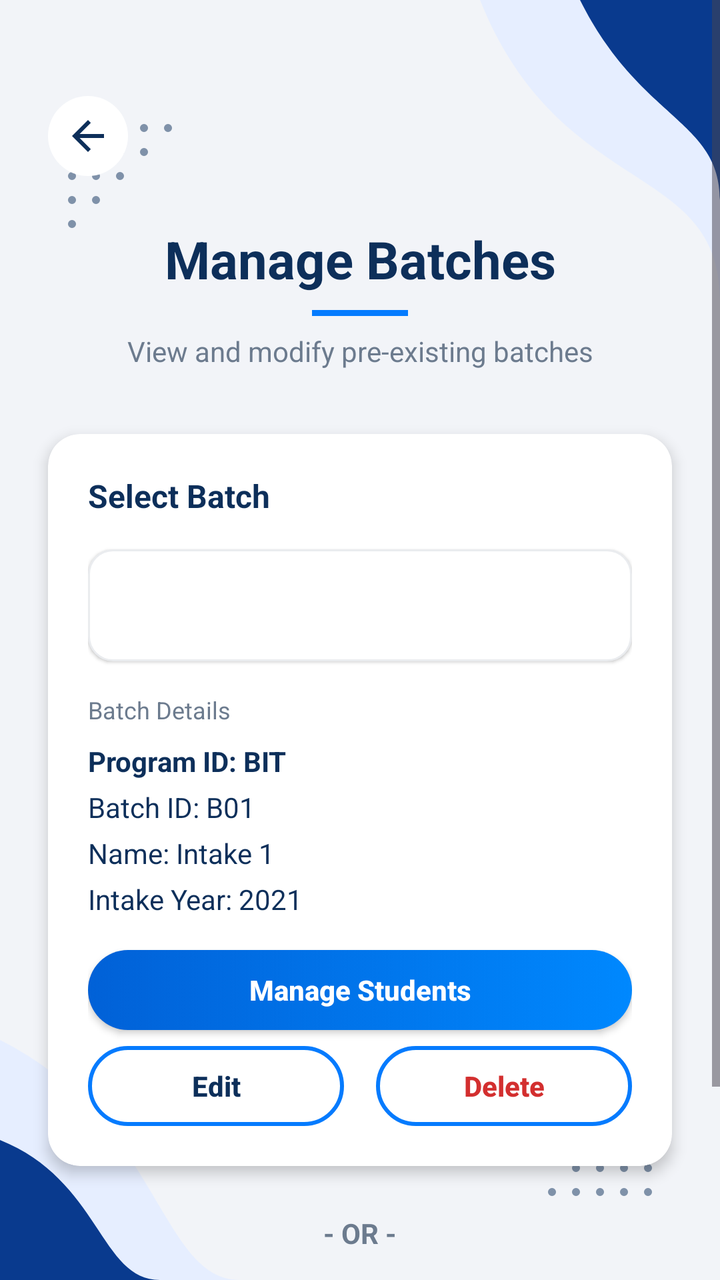
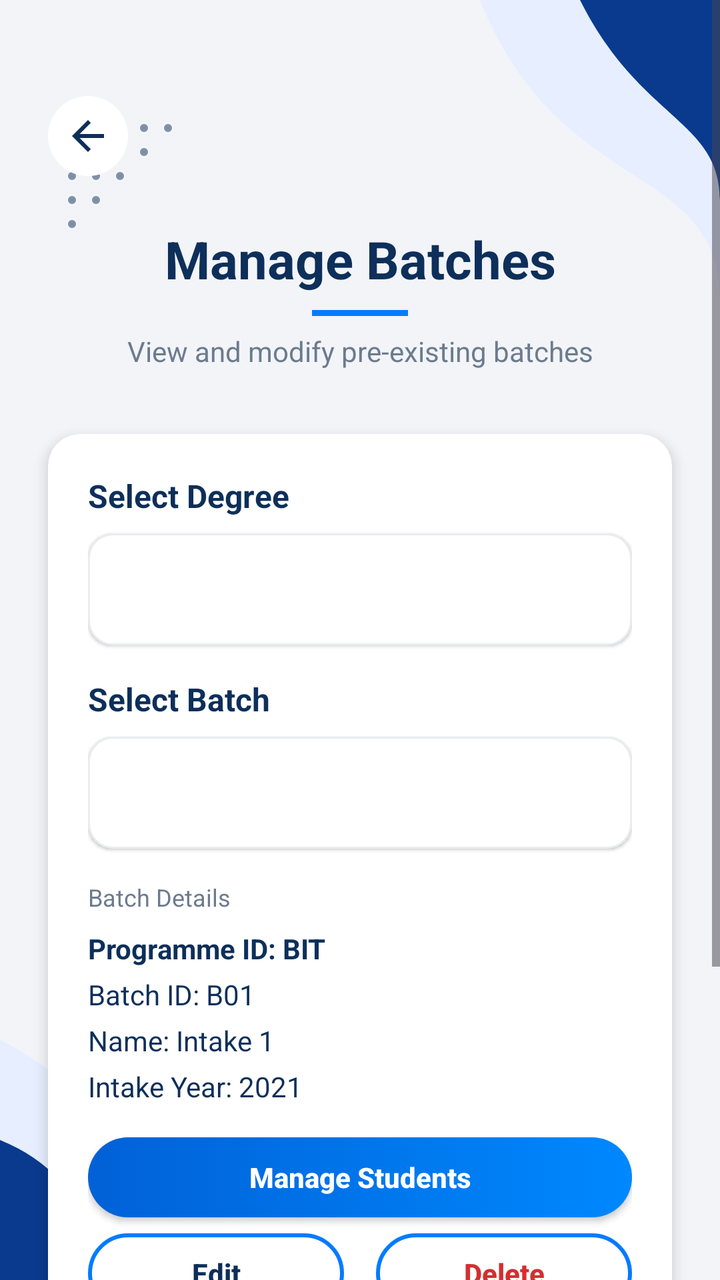

The first picture is an Android layout as it rendered before a commit; the second is the same layout after the commit. The layout source and the unified diff follow.
<!-- AndroidManifest.xml: application theme Theme.FinalYearProjectNew -->
<!-- res/layout/activity_manage_batches.xml -->
<?xml version="1.0" encoding="utf-8"?>
<androidx.constraintlayout.widget.ConstraintLayout xmlns:android="http://schemas.android.com/apk/res/android"
    xmlns:app="http://schemas.android.com/apk/res-auto"
    xmlns:tools="http://schemas.android.com/tools"
    android:layout_width="match_parent"
    android:layout_height="match_parent"
    android:background="@color/appBackground"
    tools:context=".ManageBatchesActivity">

    
    <ImageView
        android:layout_width="200dp"
        android:layout_height="200dp"
        android:src="@drawable/top_right"
        app:layout_constraintTop_toTopOf="parent"
        app:layout_constraintEnd_toEndOf="parent" />

    <ImageView
        android:layout_width="wrap_content"
        android:layout_height="wrap_content"
        android:src="@drawable/scond_dot_patterns"
        android:alpha="0.5"
        android:rotation="180"
        android:layout_marginStart="24dp"
        android:layout_marginTop="60dp"
        app:layout_constraintTop_toTopOf="parent"
        app:layout_constraintStart_toStartOf="parent" />

    <ImageView
        android:layout_width="180dp"
        android:layout_height="180dp"
        android:src="@drawable/bottom_left"
        app:layout_constraintBottom_toBottomOf="parent"
        app:layout_constraintStart_toStartOf="parent" />

    <ImageView
        android:layout_width="wrap_content"
        android:layout_height="wrap_content"
        android:src="@drawable/scond_dot_patterns"
        android:alpha="0.5"
        android:layout_marginEnd="24dp"
        android:layout_marginBottom="40dp"
        app:layout_constraintBottom_toBottomOf="parent"
        app:layout_constraintEnd_toEndOf="parent" />

    <ScrollView
        android:layout_width="match_parent"
        android:layout_height="match_parent"
        android:fillViewport="true">

        <androidx.constraintlayout.widget.ConstraintLayout
            android:layout_width="match_parent"
            android:layout_height="wrap_content"
            android:paddingBottom="48dp">

            
            <ImageView
                android:id="@+id/ivBack"
                android:layout_width="40dp"
                android:layout_height="40dp"
                android:layout_marginStart="24dp"
                android:layout_marginTop="48dp"
                android:background="@drawable/bg_circle_white"
                android:padding="8dp"
                android:src="@drawable/ic_arrow_back"
                app:tint="@color/colorPrimary"
                app:layout_constraintStart_toStartOf="parent"
                app:layout_constraintTop_toTopOf="parent" />

            <TextView
                android:id="@+id/tvScreenTitle"
                android:layout_width="wrap_content"
                android:layout_height="wrap_content"
                android:layout_marginTop="24dp"
                android:text="Manage Batches"
                android:textColor="@color/textColorPrimary"
                android:textSize="26sp"
                android:textStyle="bold"
                app:layout_constraintStart_toStartOf="parent"
                app:layout_constraintEnd_toEndOf="parent"
                app:layout_constraintTop_toBottomOf="@id/ivBack" />

            <View
                android:id="@+id/blueLine"
                android:layout_width="48dp"
                android:layout_height="3dp"
                android:layout_marginTop="8dp"
                android:background="@color/colorAccent"
                app:layout_constraintStart_toStartOf="parent"
                app:layout_constraintEnd_toEndOf="parent"
                app:layout_constraintTop_toBottomOf="@id/tvScreenTitle" />

            <TextView
                android:id="@+id/tvScreenSubtitle"
                android:layout_width="wrap_content"
                android:layout_height="wrap_content"
                android:layout_marginTop="8dp"
                android:text="View and modify pre-existing batches"
                android:textColor="@color/textColorSecondary"
                android:textSize="14sp"
                app:layout_constraintStart_toStartOf="parent"
                app:layout_constraintEnd_toEndOf="parent"
                app:layout_constraintTop_toBottomOf="@id/blueLine" />

            
            <androidx.cardview.widget.CardView
                android:id="@+id/cardSelectBatch"
                android:layout_width="match_parent"
                android:layout_height="wrap_content"
                android:layout_marginHorizontal="24dp"
                android:layout_marginTop="32dp"
                app:cardBackgroundColor="@color/inputBackground"
                app:cardCornerRadius="16dp"
                app:cardElevation="4dp"
                app:layout_constraintTop_toBottomOf="@id/tvScreenSubtitle"
                app:layout_constraintStart_toStartOf="parent"
                app:layout_constraintEnd_toEndOf="parent">

                <LinearLayout
                    android:layout_width="match_parent"
                    android:layout_height="wrap_content"
                    android:orientation="vertical"
                    android:padding="20dp">

                    <TextView
                        android:layout_width="wrap_content"
                        android:layout_height="wrap_content"
                        android:text="Select Batch"
                        android:textColor="@color/textColorPrimary"
                        android:textSize="16sp"
                        android:textStyle="bold" />

                    <LinearLayout
                        android:layout_width="match_parent"
                        android:layout_height="wrap_content"
                        android:layout_marginTop="16dp"
                        android:background="@drawable/bg_rounded_input"
                        android:paddingHorizontal="12dp"
                        android:paddingVertical="4dp"
                        android:elevation="1dp">
                        
                        <Spinner
                            android:id="@+id/spinnerBatches"
                            android:layout_width="match_parent"
                            android:layout_height="48dp"
                            android:background="@null"
                            android:spinnerMode="dropdown" />
                    </LinearLayout>

                    
                    <LinearLayout
                        android:id="@+id/llBatchDetails"
                        android:layout_width="match_parent"
                        android:layout_height="wrap_content"
                        android:layout_marginTop="16dp"
                        android:orientation="vertical"
                        android:visibility="visible">

                        <TextView
                            android:layout_width="wrap_content"
                            android:layout_height="wrap_content"
                            android:text="Batch Details"
                            android:textColor="@color/textColorSecondary"
                            android:textSize="12sp" />

                        <TextView
                            android:id="@+id/tvSelectedProgramId"
                            android:layout_width="match_parent"
                            android:layout_height="wrap_content"
                            android:layout_marginTop="8dp"
                            android:text="Program ID: BIT"
                            android:textColor="@color/textColorPrimary"
                            android:textSize="14sp"
                            android:textStyle="bold" />

                        <TextView
                            android:id="@+id/tvSelectedBatchId"
                            android:layout_width="match_parent"
                            android:layout_height="wrap_content"
                            android:layout_marginTop="4dp"
                            android:text="Batch ID: B01"
                            android:textColor="@color/textColorPrimary"
                            android:textSize="14sp" />
                            
                        <TextView
                            android:id="@+id/tvSelectedBatchName"
                            android:layout_width="match_parent"
                            android:layout_height="wrap_content"
                            android:layout_marginTop="4dp"
                            android:text="Name: Intake 1"
                            android:textColor="@color/textColorPrimary"
                            android:textSize="14sp" />
                            
                        <TextView
                            android:id="@+id/tvSelectedIntakeYear"
                            android:layout_width="match_parent"
                            android:layout_height="wrap_content"
                            android:layout_marginTop="4dp"
                            android:text="Intake Year: 2021"
                            android:textColor="@color/textColorPrimary"
                            android:textSize="14sp" />
                            
                        <androidx.appcompat.widget.AppCompatButton
                            android:id="@+id/btnManageStudents"
                            android:layout_width="match_parent"
                            android:layout_height="40dp"
                            android:layout_marginTop="16dp"
                            android:background="@drawable/bg_gradient_button"
                            android:text="Manage Students"
                            android:textAllCaps="false"
                            android:textColor="@android:color/white"
                            android:textSize="14sp"
                            android:textStyle="bold" />

                        <LinearLayout
                            android:layout_width="match_parent"
                            android:layout_height="wrap_content"
                            android:layout_marginTop="8dp"
                            android:orientation="horizontal">

                            <androidx.appcompat.widget.AppCompatButton
                                android:id="@+id/btnEditBatch"
                                android:layout_width="0dp"
                                android:layout_height="40dp"
                                android:layout_marginEnd="8dp"
                                android:layout_weight="1"
                                android:background="@drawable/bg_outline_button"
                                android:text="Edit"
                                android:textAllCaps="false"
                                android:textColor="@color/colorPrimary"
                                android:textSize="14sp"
                                android:textStyle="bold" />

                            <androidx.appcompat.widget.AppCompatButton
                                android:id="@+id/btnDeleteBatch"
                                android:layout_width="0dp"
                                android:layout_height="40dp"
                                android:layout_marginStart="8dp"
                                android:layout_weight="1"
                                android:background="@drawable/bg_outline_button"
                                android:text="Delete"
                                android:textAllCaps="false"
                                android:textColor="#D32F2F"
                                android:textSize="14sp"
                                android:textStyle="bold" />
                        </LinearLayout>
                    </LinearLayout>

                </LinearLayout>
            </androidx.cardview.widget.CardView>

            
            <TextView
                android:id="@+id/tvOrSeparator"
                android:layout_width="wrap_content"
                android:layout_height="wrap_content"
                android:layout_marginTop="24dp"
                android:text="- OR -"
                android:textColor="@color/textColorSecondary"
                android:textSize="14sp"
                android:textStyle="bold"
                app:layout_constraintEnd_toEndOf="parent"
                app:layout_constraintStart_toStartOf="parent"
                app:layout_constraintTop_toBottomOf="@id/cardSelectBatch" />

            
            <androidx.appcompat.widget.AppCompatButton
                android:id="@+id/btnToggleAddBatch"
                android:layout_width="match_parent"
                android:layout_height="56dp"
                android:layout_marginHorizontal="24dp"
                android:layout_marginTop="24dp"
                android:background="@drawable/bg_outline_button"
                android:text="+ Add New Batch"
                android:textAllCaps="false"
                android:textColor="@color/colorPrimary"
                android:textSize="16sp"
                android:textStyle="bold"
                app:layout_constraintEnd_toEndOf="parent"
                app:layout_constraintStart_toStartOf="parent"
                app:layout_constraintTop_toBottomOf="@id/tvOrSeparator" />

            
            <androidx.cardview.widget.CardView
                android:id="@+id/cardAddBatchForm"
                android:layout_width="match_parent"
                android:layout_height="wrap_content"
                android:layout_marginHorizontal="24dp"
                android:layout_marginTop="16dp"
                app:cardBackgroundColor="@color/inputBackground"
                app:cardCornerRadius="16dp"
                app:cardElevation="4dp"
                android:visibility="gone"
                app:layout_constraintTop_toBottomOf="@id/btnToggleAddBatch"
                app:layout_constraintStart_toStartOf="parent"
                app:layout_constraintEnd_toEndOf="parent">

                <LinearLayout
                    android:layout_width="match_parent"
                    android:layout_height="wrap_content"
                    android:orientation="vertical"
                    android:padding="20dp">

                    <TextView
                        android:id="@+id/tvFormTitle"
                        android:layout_width="wrap_content"
                        android:layout_height="wrap_content"
                        android:text="New Batch Details"
                        android:textColor="@color/textColorPrimary"
                        android:textSize="16sp"
                        android:textStyle="bold" />

                    
                    <LinearLayout
                        android:layout_width="match_parent"
                        android:layout_height="wrap_content"
                        android:layout_marginTop="16dp"
                        android:background="@drawable/bg_rounded_input"
                        android:elevation="1dp"
                        android:gravity="center_vertical"
                        android:orientation="horizontal"
                        android:paddingHorizontal="16dp"
                        android:paddingVertical="12dp">
                        <ImageView
                            android:layout_width="24dp"
                            android:layout_height="24dp"
                            android:src="@drawable/ic_degree"
                            app:tint="@color/textColorSecondary" />
                        <LinearLayout
                            android:layout_width="match_parent"
                            android:layout_height="wrap_content"
                            android:layout_marginStart="16dp"
                            android:orientation="vertical">
                            <TextView
                                android:layout_width="wrap_content"
                                android:layout_height="wrap_content"
                                android:text="Program ID"
                                android:textColor="@color/textColorSecondary"
                                android:textSize="12sp" />
                            <EditText
                                android:id="@+id/etProgramId"
                                android:layout_width="match_parent"
                                android:layout_height="wrap_content"
                                android:background="@null"
                                android:hint="e.g. BIT"
                                android:inputType="textCapCharacters"
                                android:paddingTop="2dp"
                                android:paddingBottom="0dp"
                                android:textColor="@color/textColorPrimary"
                                android:textColorHint="@color/textColorSecondary"
                                android:textSize="15sp" />
                        </LinearLayout>
                    </LinearLayout>

                    
                    <LinearLayout
                        android:layout_width="match_parent"
                        android:layout_height="wrap_content"
                        android:layout_marginTop="16dp"
                        android:background="@drawable/bg_rounded_input"
                        android:elevation="1dp"
                        android:gravity="center_vertical"
                        android:orientation="horizontal"
                        android:paddingHorizontal="16dp"
                        android:paddingVertical="12dp">
                        <ImageView
                            android:layout_width="24dp"
                            android:layout_height="24dp"
                            android:src="@drawable/ic_semester"
                            app:tint="@color/textColorSecondary" />
                        <LinearLayout
                            android:layout_width="match_parent"
                            android:layout_height="wrap_content"
                            android:layout_marginStart="16dp"
                            android:orientation="vertical">
                            <TextView
                                android:layout_width="wrap_content"
                                android:layout_height="wrap_content"
                                android:text="Batch ID"
                                android:textColor="@color/textColorSecondary"
                                android:textSize="12sp" />
                            <EditText
                                android:id="@+id/etBatchId"
                                android:layout_width="match_parent"
                                android:layout_height="wrap_content"
                                android:background="@null"
                                android:hint="e.g. B01"
                                android:inputType="textCapCharacters"
                                android:paddingTop="2dp"
                                android:paddingBottom="0dp"
                                android:textColor="@color/textColorPrimary"
                                android:textColorHint="@color/textColorSecondary"
                                android:textSize="15sp" />
                        </LinearLayout>
                    </LinearLayout>

                    
                    <LinearLayout
                        android:layout_width="match_parent"
                        android:layout_height="wrap_content"
                        android:layout_marginTop="16dp"
                        android:background="@drawable/bg_rounded_input"
                        android:elevation="1dp"
                        android:gravity="center_vertical"
                        android:orientation="horizontal"
                        android:paddingHorizontal="16dp"
                        android:paddingVertical="12dp">
                        <ImageView
                            android:layout_width="24dp"
                            android:layout_height="24dp"
                            android:src="@drawable/ic_semester"
                            app:tint="@color/textColorSecondary" />
                        <LinearLayout
                            android:layout_width="match_parent"
                            android:layout_height="wrap_content"
                            android:layout_marginStart="16dp"
                            android:orientation="vertical">
                            <TextView
                                android:layout_width="wrap_content"
                                android:layout_height="wrap_content"
                                android:text="Batch Name"
                                android:textColor="@color/textColorSecondary"
                                android:textSize="12sp" />
                            <EditText
                                android:id="@+id/etBatchName"
                                android:layout_width="match_parent"
                                android:layout_height="wrap_content"
                                android:background="@null"
                                android:hint="e.g. Intake 1"
                                android:inputType="textCapWords"
                                android:paddingTop="2dp"
                                android:paddingBottom="0dp"
                                android:textColor="@color/textColorPrimary"
                                android:textColorHint="@color/textColorSecondary"
                                android:textSize="15sp" />
                        </LinearLayout>
                    </LinearLayout>

                    
                    <LinearLayout
                        android:layout_width="match_parent"
                        android:layout_height="wrap_content"
                        android:layout_marginTop="16dp"
                        android:background="@drawable/bg_rounded_input"
                        android:elevation="1dp"
                        android:gravity="center_vertical"
                        android:orientation="horizontal"
                        android:paddingHorizontal="16dp"
                        android:paddingVertical="12dp">
                        <ImageView
                            android:layout_width="24dp"
                            android:layout_height="24dp"
                            android:src="@drawable/ic_semester"
                            app:tint="@color/textColorSecondary" />
                        <LinearLayout
                            android:layout_width="match_parent"
                            android:layout_height="wrap_content"
                            android:layout_marginStart="16dp"
                            android:orientation="vertical">
                            <TextView
                                android:layout_width="wrap_content"
                                android:layout_height="wrap_content"
                                android:text="Intake Year"
                                android:textColor="@color/textColorSecondary"
                                android:textSize="12sp" />
                            <EditText
                                android:id="@+id/etIntakeYear"
                                android:layout_width="match_parent"
                                android:layout_height="wrap_content"
                                android:background="@null"
                                android:hint="e.g. 2021"
                                android:inputType="number"
                                android:paddingTop="2dp"
                                android:paddingBottom="0dp"
                                android:textColor="@color/textColorPrimary"
                                android:textColorHint="@color/textColorSecondary"
                                android:textSize="15sp" />
                        </LinearLayout>
                    </LinearLayout>


                    
                    <androidx.appcompat.widget.AppCompatButton
                        android:id="@+id/btnSaveBatch"
                        android:layout_width="match_parent"
                        android:layout_height="48dp"
                        android:layout_marginTop="24dp"
                        android:background="@drawable/bg_gradient_button"
                        android:elevation="4dp"
                        android:text="Save Batch"
                        android:textAllCaps="false"
                        android:textColor="@android:color/white"
                        android:textSize="16sp"
                        android:textStyle="bold" />

                    
                    <TextView
                        android:id="@+id/tvCancelAddBatch"
                        android:layout_width="match_parent"
                        android:layout_height="wrap_content"
                        android:layout_marginTop="16dp"
                        android:gravity="center"
                        android:text="Cancel"
                        android:textColor="@color/textColorSecondary"
                        android:textSize="14sp"
                        android:textStyle="bold"
                        android:padding="8dp" />

                </LinearLayout>
            </androidx.cardview.widget.CardView>

        </androidx.constraintlayout.widget.ConstraintLayout>
    </ScrollView>
</androidx.constraintlayout.widget.ConstraintLayout>
<!-- resources referenced by this layout -->
<resources>
  <color name="appBackground">#F2F4F8</color>
  <color name="colorAccent">#057BFE</color>
  <color name="colorPrimary">#0D2F5A</color>
  <color name="inputBackground">#FFFFFF</color>
  <color name="textColorPrimary">#0D2F5A</color>
  <color name="textColorSecondary">#6C7B8E</color>
  <!-- drawable bg_circle_white (drawable) -->
  <?xml version="1.0" encoding="utf-8"?>
  <shape xmlns:android="http://schemas.android.com/apk/res/android"
      android:shape="oval">
      <solid android:color="@android:color/white" />
  </shape>
  <!-- drawable bg_outline_button (drawable) -->
  <?xml version="1.0" encoding="utf-8"?>
  <shape xmlns:android="http://schemas.android.com/apk/res/android"
      android:shape="rectangle">
      <solid android:color="@android:color/transparent" />
      <stroke android:width="2dp" android:color="@color/colorAccent" />
      <corners android:radius="24dp" />
  </shape>
  <!-- drawable bg_rounded_input (drawable) -->
  <?xml version="1.0" encoding="utf-8"?>
  <shape xmlns:android="http://schemas.android.com/apk/res/android"
      android:shape="rectangle">
      <solid android:color="@color/inputBackground" />
      <corners android:radius="12dp" />
      <stroke android:width="1dp" android:color="#EAECEF" />
  </shape>
  <!-- drawable bottom_left (drawable) -->
  <vector xmlns:android="http://schemas.android.com/apk/res/android"
      android:width="180dp" android:height="180dp"
      android:viewportWidth="180" android:viewportHeight="180">
      <path android:fillColor="@color/colorLightBlue"
          android:pathData="M0,60 C80,100 80,180 120,180 L0,180 Z"/>
      <path android:fillColor="@color/colorGradientStart"
          android:pathData="M0,110 C50,130 50,180 80,180 L0,180 Z"/>
  </vector>
  <!-- drawable ic_arrow_back (drawable) -->
  <vector xmlns:android="http://schemas.android.com/apk/res/android"
      android:width="24dp"
      android:height="24dp"
      android:viewportWidth="24"
      android:viewportHeight="24">
    <path
        android:pathData="M20,11H7.83l5.59,-5.59L12,4l-8,8 8,8 1.41,-1.41L7.83,13H20v-2z"
        android:fillColor="#0D2F5A"/>
  </vector>
  <!-- drawable ic_degree (drawable) -->
  <vector xmlns:android="http://schemas.android.com/apk/res/android"
      android:width="24dp"
      android:height="24dp"
      android:viewportWidth="24"
      android:viewportHeight="24">
      <path
          android:fillColor="@color/colorAccent"
          android:pathData="M12 3L1 9l4 2.18v6L12 21l7-3.82v-6l2-1.09V17h2V9L12 3zm6.82 6L12 12.72 5.18 9 12 5.28 18.82 9zM17 15.99l-5 2.73-5-2.73v-3.72l5 2.73 5-2.73v3.72z" />
  </vector>
  <!-- drawable ic_semester (drawable) -->
  <vector xmlns:android="http://schemas.android.com/apk/res/android"
      android:width="24dp"
      android:height="24dp"
      android:viewportWidth="24"
      android:viewportHeight="24">
      <path
          android:fillColor="@color/colorAccent"
          android:pathData="M19 3h-1V1h-2v2H8V1H6v2H5c-1.11 0-1.99.9-1.99 2L3 19c0 1.1.89 2 2 2h14c1.1 0 2-.9 2-2V5c0-1.1-.9-2-2-2zm0 16H5V8h14v11zM7 10h5v5H7z" />
  </vector>
  <!-- drawable top_right (drawable) -->
  <vector xmlns:android="http://schemas.android.com/apk/res/android"
      android:width="200dp" android:height="200dp"
      android:viewportWidth="200" android:viewportHeight="200">
      <path android:fillColor="@color/colorLightBlue"
          android:pathData="M80,0 C120,100 200,80 200,150 L200,0 Z"/>
      <path android:fillColor="@color/colorGradientStart"
          android:pathData="M130,0 C160,60 200,60 200,100 L200,0 Z"/>
  </vector>
  <style name="Theme.FinalYearProjectNew" parent="Base.Theme.FinalYearProjectNew" />
  <color name="buttonGradientStart">#0161D7</color>
  <color name="buttonGradientEnd">#0088FE</color>
  <color name="colorLightBlue">#E6EEFF</color>
  <color name="colorGradientStart">#093A8E</color>
  <style name="Base.Theme.FinalYearProjectNew" parent="Theme.Material3.DayNight.NoActionBar">
          
          
      </style>
  <!-- unchanged entries left out for length: 2 -->
</resources>

<!-- the commit's change to res/layout/activity_manage_batches.xml (unified diff, before → after) -->
@@ -125,6 +125,32 @@
                     <TextView
                         android:layout_width="wrap_content"
                         android:layout_height="wrap_content"
+                        android:text="Select Degree"
+                        android:textColor="@color/textColorPrimary"
+                        android:textSize="16sp"
+                        android:textStyle="bold" />
+
+                    <LinearLayout
+                        android:layout_width="match_parent"
+                        android:layout_height="wrap_content"
+                        android:layout_marginTop="8dp"
+                        android:background="@drawable/bg_rounded_input"
+                        android:paddingHorizontal="12dp"
+                        android:paddingVertical="4dp"
+                        android:elevation="1dp">
+                        
+                        <Spinner
+                            android:id="@+id/spinnerDegreeFilter"
+                            android:layout_width="match_parent"
+                            android:layout_height="48dp"
+                            android:background="@null"
+                            android:spinnerMode="dropdown" />
+                    </LinearLayout>
+
+                    <TextView
+                        android:layout_width="wrap_content"
+                        android:layout_height="wrap_content"
+                        android:layout_marginTop="16dp"
                         android:text="Select Batch"
                         android:textColor="@color/textColorPrimary"
                         android:textSize="16sp"
@@ -133,7 +159,7 @@
                     <LinearLayout
                         android:layout_width="match_parent"
                         android:layout_height="wrap_content"
-                        android:layout_marginTop="16dp"
+                        android:layout_marginTop="8dp"
                         android:background="@drawable/bg_rounded_input"
                         android:paddingHorizontal="12dp"
                         android:paddingVertical="4dp"
@@ -168,7 +194,7 @@
                             android:layout_width="match_parent"
                             android:layout_height="wrap_content"
                             android:layout_marginTop="8dp"
-                            android:text="Program ID: BIT"
+                            android:text="Programme ID: BIT"
                             android:textColor="@color/textColorPrimary"
                             android:textSize="14sp"
                             android:textStyle="bold" />
@@ -334,7 +360,7 @@
                             <TextView
                                 android:layout_width="wrap_content"
                                 android:layout_height="wrap_content"
-                                android:text="Program ID"
+                                android:text="Programme ID"
                                 android:textColor="@color/textColorSecondary"
                                 android:textSize="12sp" />
                             <EditText
